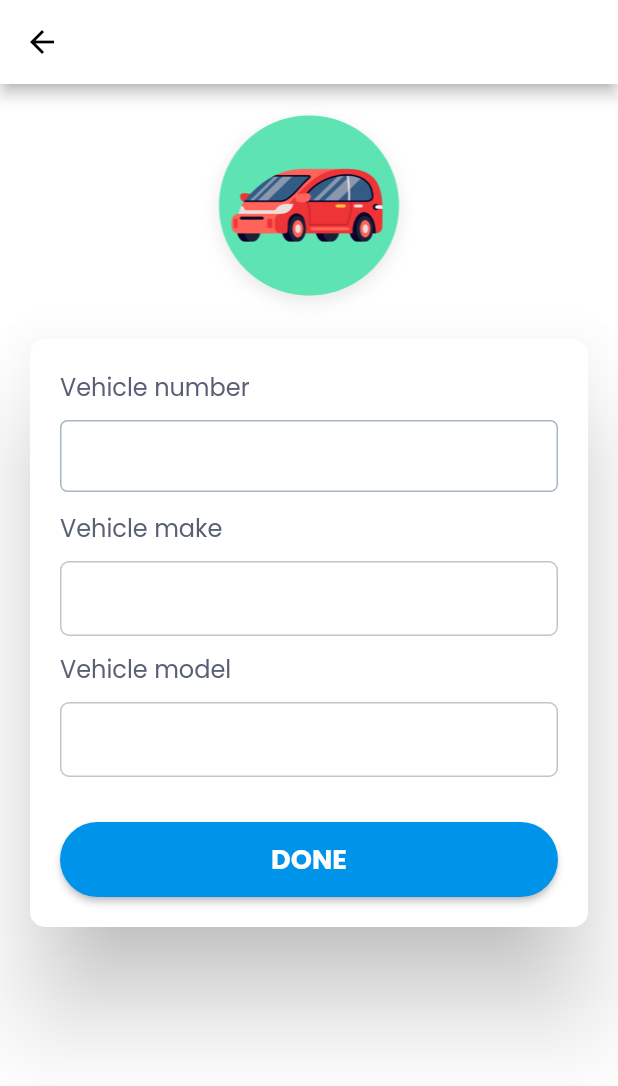
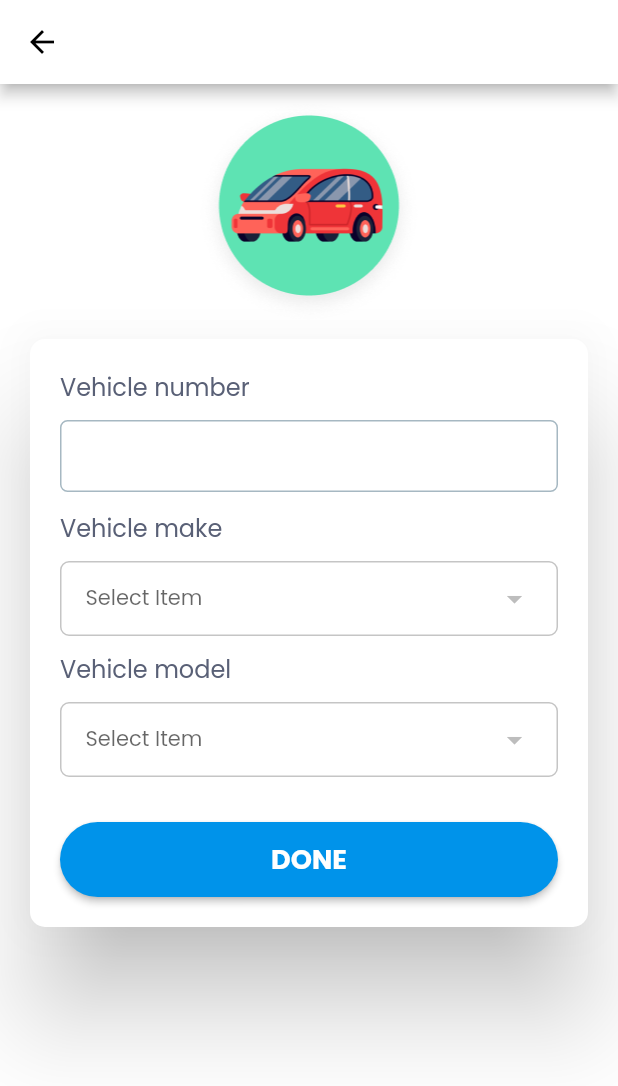
Before and after one commit to seethalakshmy/Nextpower, a Flutter app: the MyVehiclesAddEditScreen screen opened by its route, after a tap on "DONE", on a phone screen of 412 x 824 dp. Shown: the top 1086 px of the screen. Run offline on Flutter 3.47's test engine with Material 3 defaults, Android fonts, the phone set to English and light mode, and no system bars; drawn by our look-alikes of dropdown_button2; our stand-ins replace file_picker, flutter_svg, geolocator, get, get_storage, google_fonts and 4 more; missing offline and left inert: dart:ffi, mobile_scanner, razorpay_flutter; accounts and stored records are empty; network calls fail; statements that could not run were skipped; project files that could hold a hidden picture were left out.

Commit message:
payment gate way checked vehicle edit and add section dropdown added

```diff
--- a/lib/presentation/my_vehicles/models/vehicle_request_model.dart
+++ b/lib/infrastructure/dal/models/vehicles/vehicle_request_model.dart
@@ -1,11 +1,11 @@
-
 class VehicleRequest {
   int? vehicleId;
   String vehicleNumber = "";
   String vehicleMake = "";
   String vehicleModel = "";
 
-  VehicleRequest({this.vehicleNumber = "", this.vehicleMake = "", this.vehicleModel = ""});
+  VehicleRequest(
+      {this.vehicleNumber = "", this.vehicleMake = "", this.vehicleModel = ""});
 
   VehicleRequest.fromJson(Map<String, dynamic> json) {
     vehicleId = json['vehicle_id'];
--- a/lib/presentation/home/views/wallet_view.dart
+++ b/lib/presentation/home/views/wallet_view.dart
@@ -10,9 +10,10 @@ import 'package:project/infrastructure/widgets/buttons/rounded_rectangle_button.
 import 'package:project/infrastructure/widgets/card/custom_card_view.dart';
 import 'package:project/infrastructure/widgets/text/subtitle_widget.dart';
 import 'package:project/infrastructure/widgets/text/title_widget.dart';
-import 'package:project/infrastructure/widgets/text_fields/name_widget.dart';
 import 'package:project/presentation/empty_list_view.dart';
 import 'package:project/presentation/home/controllers/home.controller.dart';
+
+import '../../../infrastructure/widgets/text_fields/name_widget.dart';
 
 class WalletView extends GetView<HomeController> {
   WalletView({super.key});
--- a/lib/presentation/my.vehicles.add.edit/controllers/my_vehicles_add_edit.controller.dart
+++ b/lib/presentation/my.vehicles.add.edit/controllers/my_vehicles_add_edit.controller.dart
@@ -6,7 +6,8 @@ import 'package:project/infrastructure/dal/models/vehicles/VehicleModelsResponse
 import 'package:project/infrastructure/dal/providers/vehicle/vehicle_provider.dart';
 import 'package:project/infrastructure/utils/param_name.dart';
 import 'package:project/infrastructure/utils/snackbar_utils.dart';
-import 'package:project/presentation/my_vehicles/models/vehicle_request_model.dart';
+
+import '../../../infrastructure/dal/models/vehicles/vehicle_request_model.dart';
 
 class MyVehiclesAddEditController extends GetxController {
   final isLoading = false.obs;
@@ -19,25 +20,34 @@ class MyVehiclesAddEditController extends GetxController {
   RxList<ModelsItem> models = RxList.empty(growable: true);
   String makeId = "";
   String modelId = "";
+  RxString? selectedMaker = "".obs;
+  RxString? selectedModel = "".obs;
+  RxList<String> makersNameList = <String>[].obs;
+  RxList<String> modelNameList = <String>[].obs;
+
+  // RxString mak
+  final TextEditingController textEditingController = TextEditingController();
 
   @override
   void onInit() {
     vehicleId = int.parse(Get.parameters[ParamName.vehicleId].toString());
     if (vehicleId != 0) {
-      //edit
       getVehicleDetails();
     }
-
     getVehicleMakeList();
-
     super.onInit();
   }
 
   void getVehicleMakeList() {
+    isLoading.value = true;
     VehicleProvider().getVehicleMakersList().then((response) {
       if (response.status ?? false) {
+        isLoading.value = false;
         makers.addAll(response.stations ?? []);
+        makersNameList.value =
+            makers.map((maker) => maker.title ?? "").toList();
       } else {
+        isLoading.value = false;
         CustomSnackBar.showErrorSnackBar(
             LocaleKeys.failed.tr, response.message ?? "");
       }
@@ -48,6 +58,7 @@ class MyVehiclesAddEditController extends GetxController {
     VehicleProvider().getVehicleModelsList(makerId: makeId).then((response) {
       if (response.status ?? false) {
         models.value = response.stations ?? [];
+        modelNameList.value = models.map((model) => model.name ?? "").toList();
       } else {
         CustomSnackBar.showErrorSnackBar(
             LocaleKeys.failed.tr, response.message ?? "");
--- a/lib/presentation/my.vehicles.add.edit/my_vehicles_add_edit.screen.dart
+++ b/lib/presentation/my.vehicles.add.edit/my_vehicles_add_edit.screen.dart
@@ -2,7 +2,6 @@ import 'package:flutter/material.dart';
 import 'package:get/get.dart';
 import 'package:project/generated/assets.dart';
 import 'package:project/generated/locales.g.dart';
-import 'package:project/infrastructure/dal/models/vehicles/VehicleMakersResponse.dart';
 import 'package:project/infrastructure/dal/models/vehicles/VehicleModelsResponse.dart';
 import 'package:project/infrastructure/utils/translation_util.dart';
 import 'package:project/infrastructure/widgets/appbar/custom_appbar.dart';
@@ -10,14 +9,12 @@ import 'package:project/infrastructure/widgets/buttons/rounded_rectangle_button.
 import 'package:project/infrastructure/widgets/card/custom_card_view.dart';
 import 'package:project/infrastructure/widgets/loaders/loading_widget.dart';
 import 'package:project/infrastructure/widgets/text_fields/name_widget.dart';
-import 'package:project/presentation/my.vehicles.add.edit/widgets/vehicle_make_text_edit.dart';
-import 'package:project/presentation/my.vehicles.add.edit/widgets/vehicle_model_text_edit.dart';
+import 'package:project/presentation/my.vehicles.add.edit/widgets/searchable_dropdown.dart';
 
-import '../../infrastructure/widgets/dropdowns/custom_dropdown.dart';
 import 'controllers/my_vehicles_add_edit.controller.dart';
 
 class MyVehiclesAddEditScreen extends GetView<MyVehiclesAddEditController> {
-  const MyVehiclesAddEditScreen({Key? key}) : super(key: key);
+  const MyVehiclesAddEditScreen({super.key});
 
   @override
   Widget build(BuildContext context) {
@@ -55,32 +52,26 @@ class MyVehiclesAddEditScreen extends GetView<MyVehiclesAddEditController> {
                                     return null;
                                   }),
                               const SizedBox(height: 10),
-                              VehicleMakeTextEdit(
-                                  initialText: controller.vehicle.vehicleMake,
-                                  onTextChange: (value) {
-                                    controller.makeId = "";
-                                    controller.selectMakeId(value as String);
-                                  },
-                                  onSelected: (MakersItem value) {
-                                    controller.makeId = "${value.id ?? 0}";
-                                    controller.getVehicleModelList();
-                                  },
-                                  title:
-                                      "${translate(LocaleKeys.vehicle)} ${translate(LocaleKeys.make).toLowerCase()}",
-                                  list: controller.makers.value),
+                              SearchableDropdown(
+                                title:
+                                    "${translate(LocaleKeys.vehicle)} ${translate(LocaleKeys.make).toLowerCase()}",
+                                controller: controller,
+                                onSelected: (item) {
+                                  controller.makeId = "${item.id ?? 0}";
+                                  controller.getVehicleModelList();
+                                },
+                                fromMakers: true,
+                              ),
                               const SizedBox(height: 10),
-                              VehicleModelTextEdit(
-                                  initialText: controller.vehicle.vehicleModel,
-                                  onTextChange: (value) {
-                                    controller.modelId = "";
-                                    controller.selectModelId(value as String);
-                                  },
-                                  onSelected: (ModelsItem value) {
-                                    controller.modelId = "${value.id ?? 0}";
-                                  },
-                                  title:
-                                      "${translate(LocaleKeys.vehicle)} ${translate(LocaleKeys.model).toLowerCase()}",
-                                  list: controller.models.value),
+                              SearchableDropdown(
+                                title:
+                                    "${translate(LocaleKeys.vehicle)} ${translate(LocaleKeys.model).toLowerCase()}",
+                                controller: controller,
+                                fromMakers: false,
+                                onSelectedModel: (ModelsItem item) {
+                                  controller.modelId = "${item.id ?? 0}";
+                                },
+                              ),
                               const SizedBox(height: 30),
                               RoundedRectangleButton(
                                   enable: controller.buttonEnable.value,
--- /dev/null
+++ b/lib/presentation/my.vehicles.add.edit/widgets/searchable_dropdown.dart
@@ -0,0 +1,235 @@
+import 'package:dropdown_button2/dropdown_button2.dart';
+import 'package:flutter/material.dart';
+import 'package:get/get_state_manager/src/rx_flutter/rx_obx_widget.dart';
+import 'package:project/infrastructure/dal/models/vehicles/VehicleMakersResponse.dart';
+
+import '../../../infrastructure/dal/models/vehicles/VehicleModelsResponse.dart';
+import '../../../infrastructure/widgets/text/title_widget.dart';
+import '../../my.vehicles.add.edit/controllers/my_vehicles_add_edit.controller.dart';
+
+class SearchableDropdown extends StatelessWidget {
+  const SearchableDropdown(
+      {super.key,
+      required this.title,
+      required this.controller,
+      this.onSelected,
+      required this.fromMakers,
+      this.onSelectedModel});
+
+  final MyVehiclesAddEditController controller;
+  final String title;
+  final Function(MakersItem item)? onSelected;
+  final Function(ModelsItem item)? onSelectedModel;
+  final bool fromMakers;
+
+  @override
+  Widget build(BuildContext context) {
+    return Builder(builder: (context) {
+      return Column(
+        crossAxisAlignment: CrossAxisAlignment.start,
+        children: [
+          TitleWidget(title: title ?? ""),
+          const SizedBox(height: 10),
+          Container(
+            height: 50,
+            width: double.infinity,
+            decoration: BoxDecoration(
+              color: Colors.transparent,
+              borderRadius: BorderRadius.circular(6),
+              border: Border.all(
+                color: Colors.grey.withOpacity(0.6), // Set border color
+                width: 1, // Set border width
+              ),
+            ),
+            child: Obx(() {
+              return DropdownButtonHideUnderline(
+                child: fromMakers
+                    ? DropdownButton2<String>(
+                        isExpanded: true,
+                        hint: Text(
+                          'Select Item',
+                          style: TextStyle(
+                            fontSize: 14,
+                            color: Theme.of(context).hintColor,
+                          ),
+                        ),
+                        items: controller.makersNameList
+                            .map((item) => DropdownMenuItem(
+                                  value: item,
+                                  child: Text(
+                                    item ?? "",
+                                    style: const TextStyle(
+                                      fontSize: 14,
+                                    ),
+                                  ),
+                                ))
+                            .toList(),
+                        value: controller.selectedMaker?.value != ""
+                            ? controller.selectedMaker?.value
+                            : null,
+                        onChanged: (value) {
+                          if (value != null && onSelected != null) {
+                            controller.selectedMaker?.value = value;
+                            MakersItem? selectedMakerItem;
+                            for (var maker in controller.makers) {
+                              if (maker.title == value) {
+                                selectedMakerItem = maker;
+                                break;
+                              }
+                            }
+                            if (selectedMakerItem != null) {
+                              onSelected!(selectedMakerItem);
+                              controller.makeId =
+                                  "${selectedMakerItem.id ?? 0}";
+                              controller.getVehicleModelList();
+                            }
+                          }
+                        },
+                        buttonStyleData: const ButtonStyleData(
+                          padding: EdgeInsets.symmetric(horizontal: 16),
+                          height: 40,
+                          width: 200,
+                        ),
+                        dropdownStyleData: const DropdownStyleData(
+                          maxHeight: 200,
+                        ),
+                        menuItemStyleData: const MenuItemStyleData(
+                          height: 40,
+                        ),
+                        dropdownSearchData: DropdownSearchData(
+                          searchController: controller.textEditingController,
+                          searchInnerWidgetHeight: 50,
+                          searchInnerWidget: Container(
+                            height: 50,
+                            padding: const EdgeInsets.only(
+                              top: 8,
+                              bottom: 4,
+                              right: 8,
+                              left: 8,
+                            ),
+                            child: TextFormField(
+                              expands: true,
+                              maxLines: null,
+                              controller: controller.textEditingController,
+                              decoration: InputDecoration(
+                                isDense: true,
+                                contentPadding: const EdgeInsets.symmetric(
+                                  horizontal: 10,
+                                  vertical: 8,
+                                ),
+                                hintText: 'Search for an item...',
+                                hintStyle: const TextStyle(fontSize: 12),
+                                border: OutlineInputBorder(
+                                  borderRadius: BorderRadius.circular(8),
+                                ),
+                              ),
+                            ),
+                          ),
+                          searchMatchFn: (item, searchValue) {
+                            return item.value.toString().contains(searchValue);
+                          },
+                        ),
+                        //This to clear the search value when you close the menu
+                        onMenuStateChange: (isOpen) {
+                          if (!isOpen) {
+                            controller.textEditingController.clear();
+                          }
+                        },
+                      )
+                    : DropdownButton2<String>(
+                        isExpanded: true,
+                        hint: Text(
+                          'Select Item',
+                          style: TextStyle(
+                            fontSize: 14,
+                            color: Theme.of(context).hintColor,
+                          ),
+                        ),
+                        items: controller.modelNameList
+                            .map((item) => DropdownMenuItem(
+                                  value: item,
+                                  child: Text(
+                                    item,
+                                    style: const TextStyle(
+                                      fontSize: 14,
+                                    ),
+                                  ),
+                                ))
+                            .toList(),
+                        value: controller.selectedModel?.value != ""
+                            ? controller.selectedModel?.value
+                            : null,
+                        onChanged: (value) {
+                          if (value != null && onSelectedModel != null) {
+                            controller.selectedModel?.value = value;
+                            ModelsItem? selectedModelItem;
+                            for (var model in controller.models) {
+                              if (model.name == value) {
+                                selectedModelItem = model;
+                                break;
+                              }
+                            }
+                            if (selectedModelItem != null) {
+                              onSelectedModel!(selectedModelItem);
+                            }
+                          }
+                        },
+                        buttonStyleData: const ButtonStyleData(
+                          padding: EdgeInsets.symmetric(horizontal: 16),
+                          height: 40,
+                          width: 200,
+                        ),
+                        dropdownStyleData: const DropdownStyleData(
+                          maxHeight: 200,
+                        ),
+                        menuItemStyleData: const MenuItemStyleData(
+                          height: 40,
+                        ),
+                        dropdownSearchData: DropdownSearchData(
+                          searchController: controller.textEditingController,
+                          searchInnerWidgetHeight: 50,
+                          searchInnerWidget: Container(
+                            height: 50,
+                            padding: const EdgeInsets.only(
+                              top: 8,
+                              bottom: 4,
+                              right: 8,
+                              left: 8,
+                            ),
+                            child: TextFormField(
+                              expands: true,
+                              maxLines: null,
+                              controller: controller.textEditingController,
+                              decoration: InputDecoration(
+                                isDense: true,
+                                contentPadding: const EdgeInsets.symmetric(
+                                  horizontal: 10,
+                                  vertical: 8,
+                                ),
+                                hintText: 'Search for an item...',
+                                hintStyle: const TextStyle(fontSize: 12),
+                                border: OutlineInputBorder(
+                                  borderRadius: BorderRadius.circular(8),
+                                ),
+                              ),
+                            ),
+                          ),
+                          searchMatchFn: (item, searchValue) {
+                            return item.value.toString().contains(searchValue);
+                          },
+                        ),
+                        //This to clear the search value when you close the menu
+                        onMenuStateChange: (isOpen) {
+                          if (!isOpen) {
+                            controller.textEditingController.clear();
+                          }
+                        },
+                      ),
+              );
+            }),
+          ),
+        ],
+      );
+    });
+  }
+}
--- a/lib/presentation/my.vehicles.add.edit/widgets/vehicle_make_text_edit.dart
+++ /dev/null
@@ -1,104 +0,0 @@
-import 'package:flutter/cupertino.dart';
-import 'package:flutter/material.dart';
-import 'package:project/infrastructure/dal/models/vehicles/VehicleMakersResponse.dart';
-import 'package:project/infrastructure/widgets/text/title_widget.dart';
-
-class VehicleMakeTextEdit extends StatelessWidget {
-  const VehicleMakeTextEdit(
-      {required this.list,
-      this.title,
-      this.onSelected,
-      this.onTextChange,
-      this.initialText});
-
-  final List<MakersItem> list;
-  final String? title;
-  final String? initialText;
-  final Function? onSelected;
-  final Function? onTextChange;
-
-  @override
-  Widget build(BuildContext context) {
-    String query = "";
-    return Column(
-      crossAxisAlignment: CrossAxisAlignment.start,
-      children: [
-        TitleWidget(title: title ?? ""),
-        const SizedBox(height: 10),
-        Container(
-          decoration: BoxDecoration(
-            color: Colors.transparent,
-            borderRadius: BorderRadius.circular(6),
-            border: Border.all(
-              color: Colors.grey.withOpacity(0.6), // Set border color
-              width: 1, // Set border width
-            ),
-          ),
-          child: Autocomplete<MakersItem>(
-            optionsBuilder: (TextEditingValue textEditingValue) {
-              query = textEditingValue.text;
-              final Iterable<MakersItem> options = search(query);
-              return options;
-            },
-            fieldViewBuilder: (BuildContext context,
-                TextEditingController controller,
-                FocusNode focusNode,
-                VoidCallback onFieldSubmitted) {
-              if (initialText != null && initialText!.trim().isNotEmpty) {
-                controller.text = initialText!;
-              }
-              return TextField(
-                controller: controller,
-                focusNode: focusNode,
-                onChanged: (value) {
-                  if (onTextChange != null) {
-                    onTextChange!(value);
-                  }
-                },
-                decoration: const InputDecoration(
-                    border: InputBorder.none,
-                    contentPadding:
-                        EdgeInsets.symmetric(horizontal: 15, vertical: 5)),
-              );
-            },
-            optionsViewBuilder: (context, Function(MakersItem) onSelected,
-                Iterable<MakersItem> options) {
-              return ListView(
-                children: options
-                    .map<Widget>((MakersItem option) => Material(
-                          child: ListTile(
-                            title: Text(
-                              option.title!,
-                              style: const TextStyle(
-                                  color: Colors
-                                      .black), // Customize text color here
-                            ),
-                            onTap: () {
-                              onSelected(option);
-                            },
-                          ),
-                        ))
-                    .toList(),
-              );
-            },
-            displayStringForOption: (MakersItem option) => option.title ?? "",
-            onSelected: (MakersItem value) {
-              if (onSelected != null) {
-                onSelected!(value);
-              }
-            },
-          ),
-        ),
-      ],
-    );
-  }
-
-  Iterable<MakersItem> search(String query) {
-    if (query == '') {
-      return const Iterable<MakersItem>.empty();
-    }
-    return list.where((MakersItem option) {
-      return option.title!.toLowerCase().contains(query.toLowerCase());
-    });
-  }
-}
--- a/pubspec.yaml
+++ b/pubspec.yaml
@@ -22,6 +22,7 @@ dependencies:
   mobile_scanner: ^3.1.1
   http: ^1.2.0
   razorpay_flutter: ^1.3.6
+  dropdown_button2: ^2.3.9
 
   flutter:
     sdk: flutter
```
Also changed, not shown: lib/presentation/home/controllers/home.controller.dart (+18 -8 lines), pubspec.lock.
